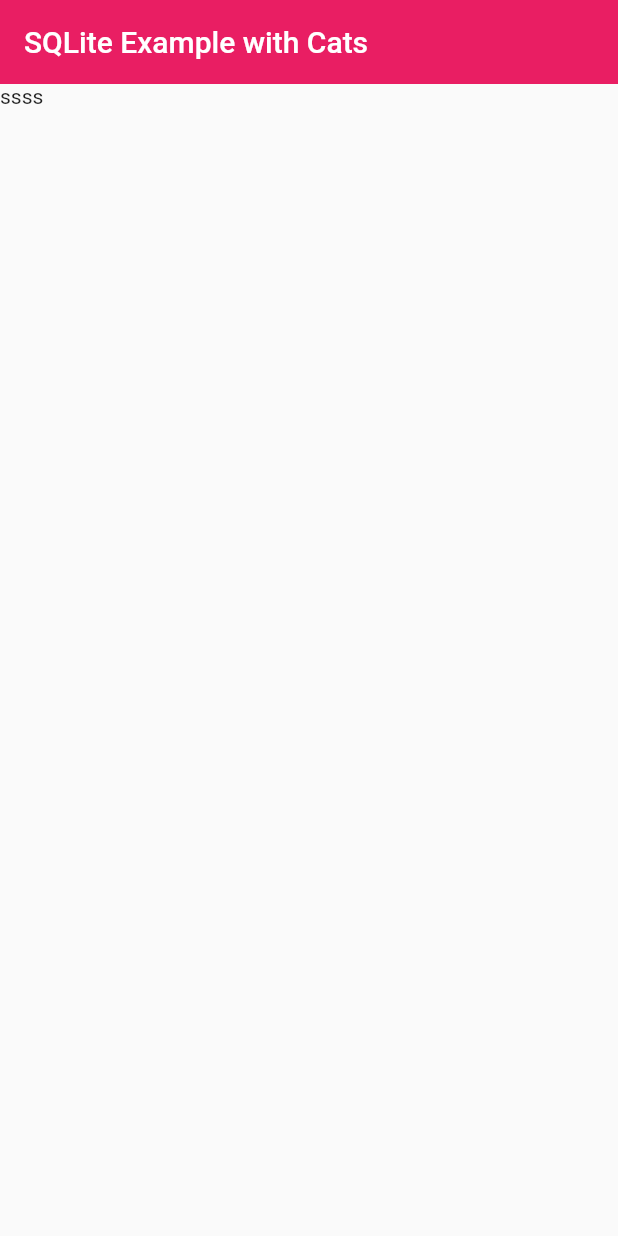
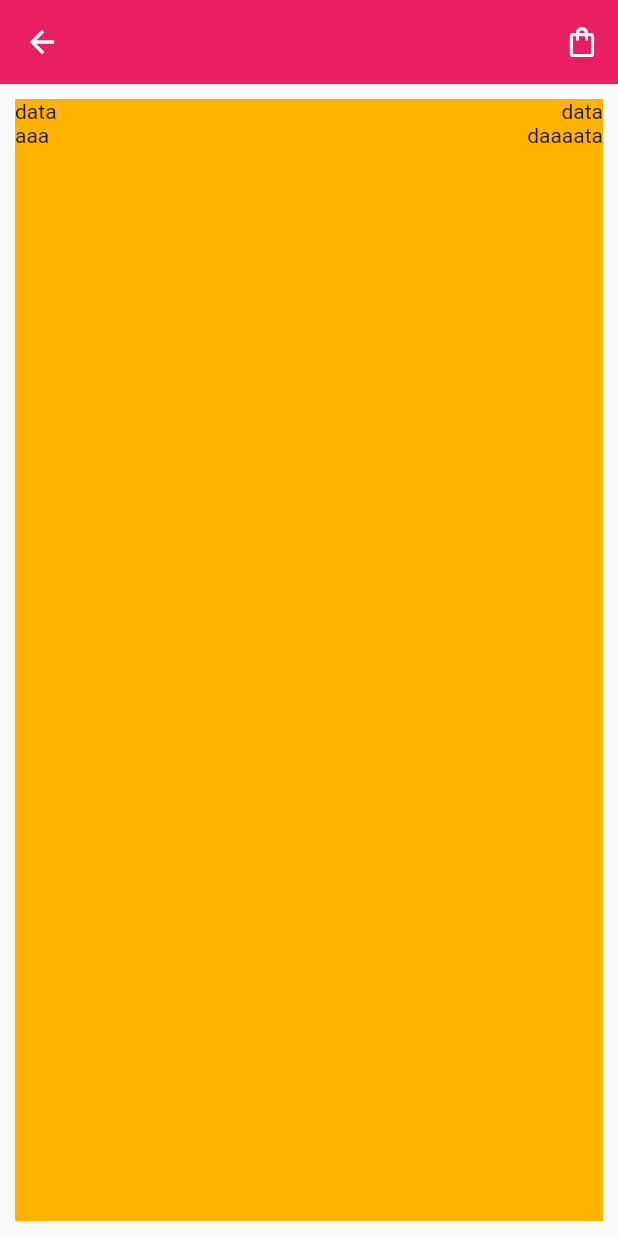
Before and after one commit to juanamador10/app-products_flutter, a Flutter app: the screen it shows after launch, on a phone screen of 412 x 824 dp. Run offline on Flutter 3.47's test engine with Material 2 defaults, Android fonts, the phone set to English and light mode, and no system bars.

Commit message:
Beginning
Home Screen: App Bar Icons, Rows & Columns.

```diff
--- a/app_products_flutter/lib/screen/home_screen.dart
+++ b/app_products_flutter/lib/screen/home_screen.dart
@@ -9,15 +9,55 @@ class HomeScreen extends StatefulWidget {
 }
 
 class _HomeScreenState extends State<HomeScreen> {
+  @override
   Widget build(BuildContext context) {
 
     return Scaffold(
        appBar: AppBar(
-        title: const Text('SQLite Example with Cats'),
+        leading: IconButton(onPressed: () {}, icon: const Icon(Icons.arrow_back)),
+        //title: const Text('SQLite Example with Cats'),
         elevation: 0,
-        backgroundColor: Colors.pink,),
+        backgroundColor: Colors.pink,
+        actions: [
+          IconButton(
+            onPressed: () {},
+            icon: const Icon(Icons.shopping_bag_outlined)),
+        ],),
       body: Container(
-        child: Text("ssss"),
+        /*padding: const EdgeInsets.all(10.0),*/
+        margin: const EdgeInsets.all(10.0),
+        color: Colors.amber[600],
+        child: ListView(
+          scrollDirection: Axis.vertical,
+          //shrinkWrap: true,
+          children: [
+            // - - - - - - - - - - Columns - - ->
+            Column(
+              children: [
+                Row(
+                  mainAxisAlignment: MainAxisAlignment.spaceBetween,
+                  // ignore: prefer_const_literals_to_create_immutables
+                  children: [
+                    const Text("data"),
+                    const Text("data"),
+                  ],
+                )
+              ],
+            ),
+            Column(
+              children: [
+                Row(
+                  mainAxisAlignment: MainAxisAlignment.spaceBetween,
+                  // ignore: prefer_const_literals_to_create_immutables
+                  children: [
+                    const Text("aaa"),
+                    const Text("daaaata"),
+                  ],
+                )
+              ],
+            ),
+          ],
+        )
       ),
     );
   }
```
